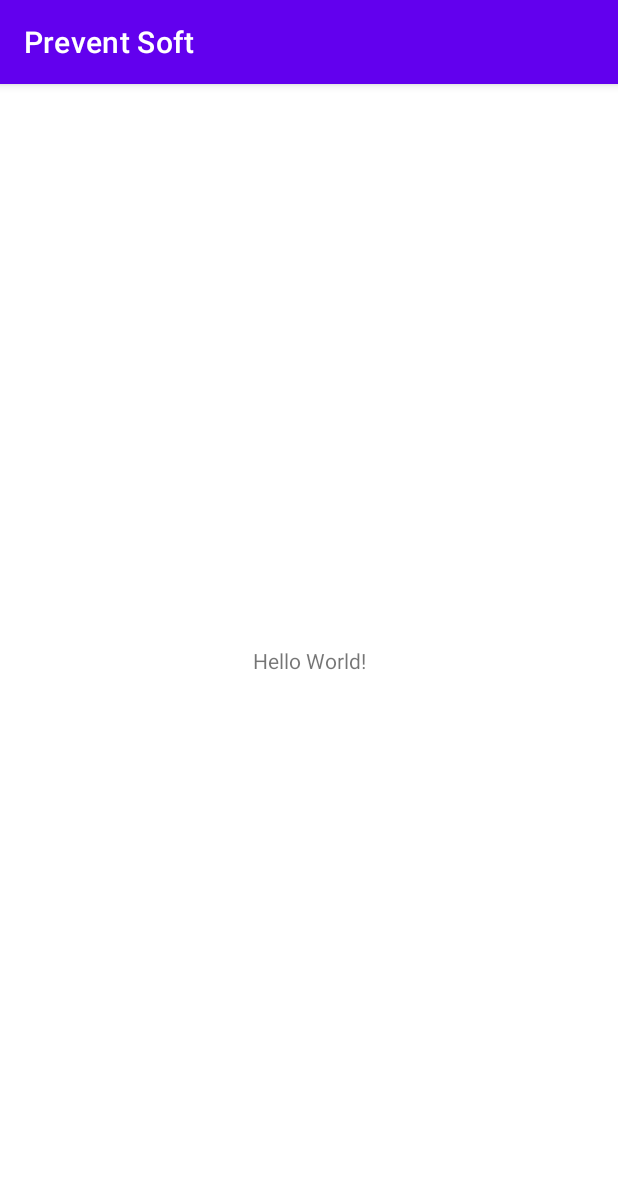
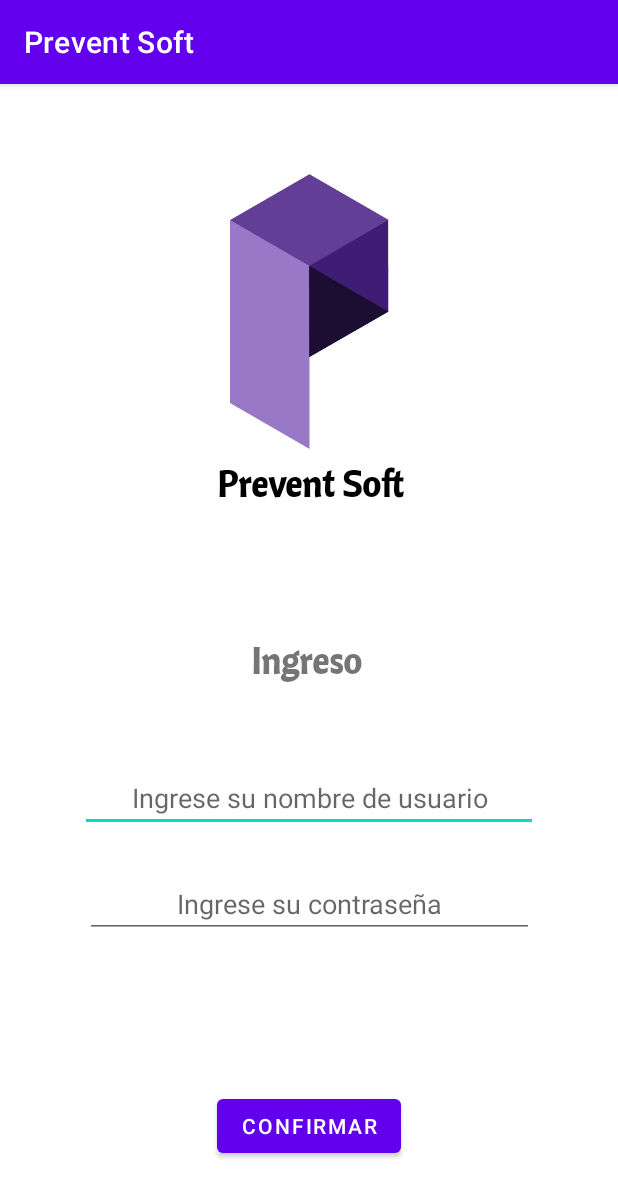
Before and after one commit to Error-404-bit-uy/Prevent_Soft, an Android app: the screen it shows after launch (MainActivity), on a phone screen of 412 x 824 dp. Shown: the top 1197 px of the screen. Run offline under Robolectric (Android 15) with nearby library versions, the phone set to English and light mode, and no system bars; 3 statements that could not run were skipped.

Commit message:
Cambios en activity_main.xml Front del login "terminado". Hay un error al querer ejecutar para ver en el celular, conflicto con MainActivity.java
Revisar logcat al momento de ejecutar, ahí muestra posibles errores.

```diff
--- a/app/src/main/res/layout/activity_main.xml
+++ b/app/src/main/res/layout/activity_main.xml
@@ -6,13 +6,92 @@
     android:layout_height="match_parent"
     tools:context=".MainActivity">
 
+    <ImageView
+        android:id="@+id/logo"
+        android:layout_width="135dp"
+        android:layout_height="183dp"
+        android:layout_marginTop="60dp"
+        android:contentDescription="@string/logo_prevent_soft"
+        app:layout_constraintEnd_toEndOf="parent"
+        app:layout_constraintStart_toStartOf="parent"
+        app:layout_constraintTop_toTopOf="parent"
+        app:srcCompat="@drawable/psfavico" />
+
     <TextView
+        android:id="@+id/login_title"
+        android:layout_width="376dp"
+        android:layout_height="35dp"
+        android:layout_marginStart="16dp"
+        android:layout_marginTop="88dp"
+        android:layout_marginEnd="16dp"
+        android:fontFamily="@font/cantora_one"
+        android:text="@string/login_title"
+        android:textAlignment="center"
+        android:textSize="24sp"
+        android:textStyle="bold"
+        app:layout_constraintEnd_toEndOf="parent"
+        app:layout_constraintHorizontal_bias="0.0"
+        app:layout_constraintStart_toStartOf="parent"
+        app:layout_constraintTop_toBottomOf="@+id/prevent_soft_name" />
+
+    <TextView
+        android:id="@+id/prevent_soft_name"
+        android:layout_width="0dp"
+        android:layout_height="wrap_content"
+        android:layout_marginStart="24dp"
+        android:layout_marginTop="8dp"
+        android:layout_marginEnd="24dp"
+        android:fontFamily="@font/cantora_one"
+        android:text="@string/prevent_soft_name"
+        android:textAlignment="center"
+        android:textColor="@color/black"
+        android:textSize="24sp"
+        android:textStyle="bold"
+        app:layout_constraintEnd_toEndOf="parent"
+        app:layout_constraintHorizontal_bias="0.0"
+        app:layout_constraintStart_toStartOf="parent"
+        app:layout_constraintTop_toBottomOf="@+id/logo" />
+
+    <EditText
+        android:id="@+id/login_usr"
+        android:layout_width="305dp"
+        android:layout_height="42dp"
+        android:layout_marginTop="52dp"
+        android:autofillHints=""
+        android:ems="10"
+        android:hint="@string/hint_usr_name"
+        android:inputType="textPersonName"
+        android:textAlignment="center"
+        app:layout_constraintEnd_toEndOf="parent"
+        app:layout_constraintHorizontal_bias="0.502"
+        app:layout_constraintStart_toStartOf="parent"
+        app:layout_constraintTop_toBottomOf="@+id/login_title" />
+
+    <EditText
+        android:id="@+id/login_pass"
+        android:layout_width="299dp"
+        android:layout_height="42dp"
+        android:ems="10"
+        android:hint="@string/hint_pass"
+        android:inputType="textPassword"
+        android:textAlignment="center"
+        app:layout_constraintBottom_toBottomOf="parent"
+        app:layout_constraintEnd_toEndOf="parent"
+        app:layout_constraintHorizontal_bias="0.502"
+        app:layout_constraintStart_toStartOf="parent"
+        app:layout_constraintTop_toBottomOf="@+id/login_usr"
+        app:layout_constraintVertical_bias="0.125"
+        android:importantForAutofill="no" />
+
+    <Button
+        android:id="@+id/loginBtn"
         android:layout_width="wrap_content"
         android:layout_height="wrap_content"
-        android:text="Hello World!"
+        android:layout_marginTop="52dp"
+        android:text="@string/login_btn_confirm"
         app:layout_constraintBottom_toBottomOf="parent"
-        app:layout_constraintLeft_toLeftOf="parent"
-        app:layout_constraintRight_toRightOf="parent"
-        app:layout_constraintTop_toTopOf="parent" />
+        app:layout_constraintEnd_toEndOf="parent"
+        app:layout_constraintStart_toStartOf="parent"
+        app:layout_constraintTop_toBottomOf="@+id/login_pass" />
 
 </androidx.constraintlayout.widget.ConstraintLayout>
--- a/app/src/main/res/values/strings.xml
+++ b/app/src/main/res/values/strings.xml
@@ -7,6 +7,13 @@
     <string name="login_title">Ingreso</string>
     <string name="login_usr">Nombre de usuario</string>
     <string name="login_pass">Contraseña</string>
+    <string name="prevent_soft_name">Prevent Soft</string>
+    <string name="logo_prevent_soft">logoPreventSoft</string>
+    <string name="login_usr_title">Usuario:</string>
+    <string name="login_usr_input"></string>
+    <string name="hint_usr_name">Ingrese su nombre de usuario</string>
+    <string name="hint_pass">Ingrese su contraseña</string>
+    <string name="login_btn_confirm">Confirmar</string>
     <!-- //////////////////////////////////// -->
 
     <!-- Inicio -->
@@ -126,8 +133,11 @@
         <string name="tools_list_delete">Eliminar</string>
         <string name="tools_list_btn_edit">Editar</string>
         <string name="tools_list_btn_delete">Eliminar</string>
-        <!-- //////////////////////////////// -->
+    <!-- //////////////////////////////// -->
     <!-- //////////////////////////////////// -->
+
+    <!-- Otros -->
+
 
 
 
```
Also changed, not shown: app/src/main/res/drawable/psfavico.png (added), app/src/main/res/font/cantora_one.ttf (added).
